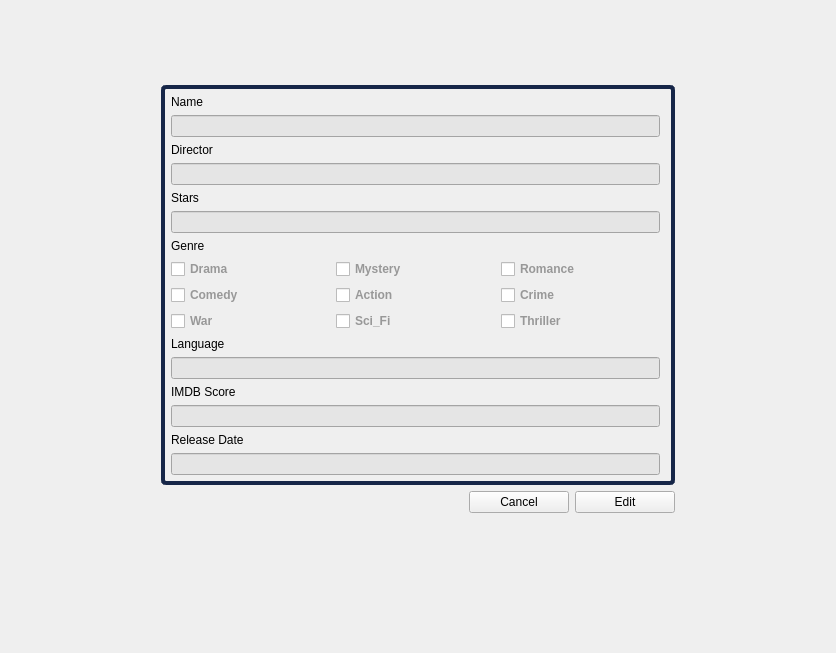
EotDc35F/project, file edit.ui: the form before one commit.
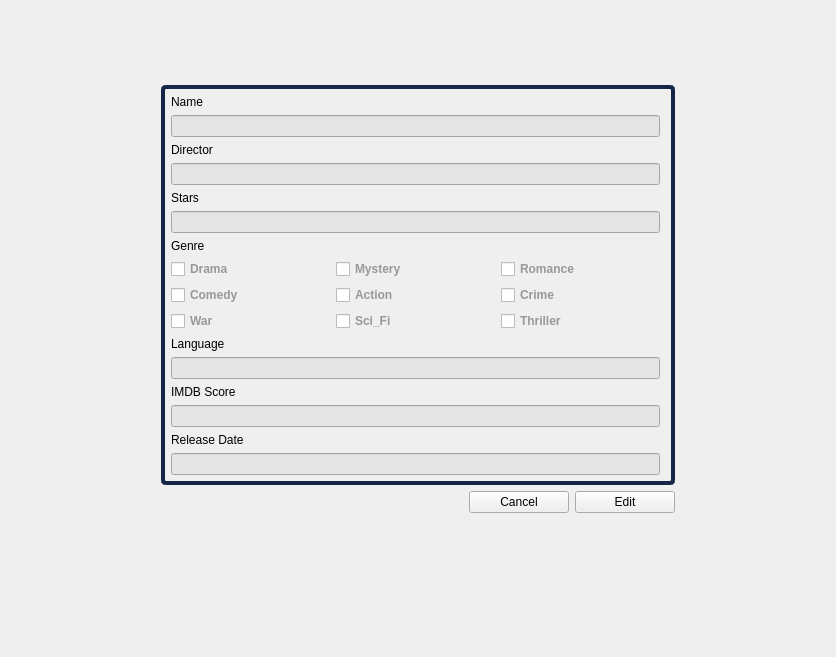
The form after the commit. Icons and pictures are not drawn.

What changed in the file:
```diff
--- a/edit.ui
+++ b/edit.ui
@@ -7,7 +7,7 @@
     <x>0</x>
     <y>0</y>
     <width>836</width>
-    <height>653</height>
+    <height>657</height>
    </rect>
   </property>
   <property name="windowTitle">
```
Left out of the diff: 16 changed lines with no effect on the pictures.
